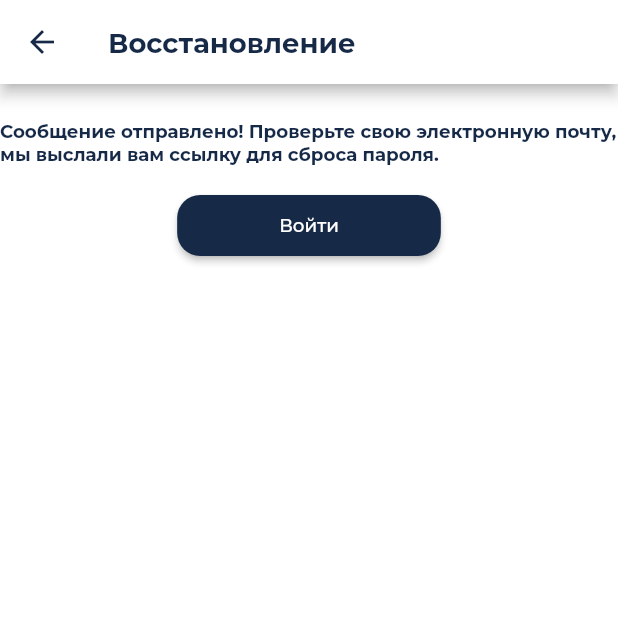
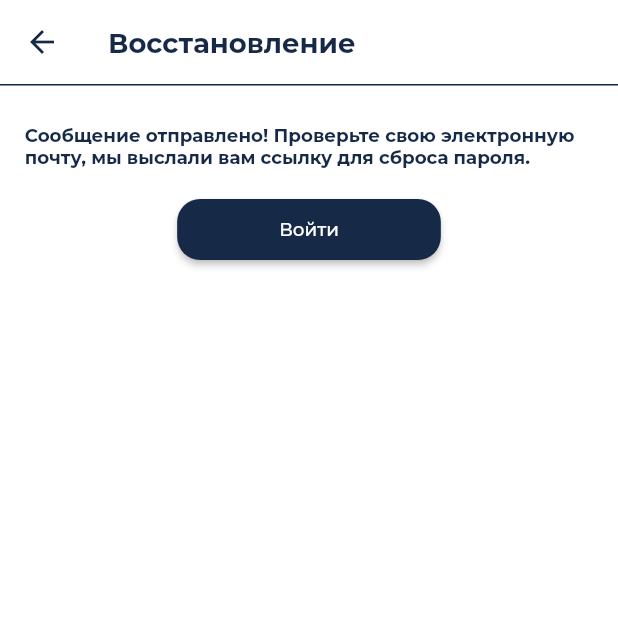
Before and after one commit to elyra1/Taski, a Flutter app: the SendedResetLinkPage screen opened directly, on a phone screen of 412 x 824 dp, the top half of it. Run offline on Flutter 3.47's test engine with Material 2 defaults, Android fonts, the phone set to English and light mode, and no system bars; our stand-ins replace auto_route, awesome_extensions, bloc, cloud_firestore, firebase_auth, firebase_core and 6 more; accounts and stored records are empty; project files that could hold a hidden picture were left out.

Commit message:
исправила недочёты страницы

```diff
--- a/lib/presentation/navigation/auto_router.dart
+++ b/lib/presentation/navigation/auto_router.dart
@@ -6,7 +6,7 @@ class AppRouter extends $AppRouter {
   @override
   List<AutoRoute> get routes => [
         AutoRoute(
-          page: SendedResetLinkPage.page,
+          page: ExamplePage.page,
           initial: true,
         ),
       ];
--- a/lib/presentation/pages/sended_reset_link/sended_reset_link_page.dart
+++ b/lib/presentation/pages/sended_reset_link/sended_reset_link_page.dart
@@ -1,6 +1,5 @@
-import 'dart:math';
-
 import 'package:auto_route/auto_route.dart';
+import 'package:awesome_extensions/awesome_extensions.dart';
 import 'package:flutter/material.dart';
 import 'package:flutter_bloc/flutter_bloc.dart';
 import 'package:flutter_screenutil/flutter_screenutil.dart';
@@ -33,34 +32,36 @@ class _SendedResetLinkPageState extends State<SendedResetLinkPage> {
       backgroundColor: Colors.white,
       appBar: AppBar(
         backgroundColor: Colors.white,
+        elevation: 0,
+        bottom: PreferredSize(
+          preferredSize: Size.fromHeight(1.h),
+          child: Container(
+            height: 1.h,
+            width: double.maxFinite,
+            color: AppColors.headblue,
+          ),
+        ),
         leading: IconButton(
-          icon: Icon(Icons.arrow_back),
+          icon: const Icon(Icons.arrow_back),
           onPressed: () {},
           color: AppColors.headblue,
         ),
-        title: Text('Восстановление',
+        title: Text(
+          'Восстановление',
           style: AppTextStyles.bold18,
         ),
       ),
-      body: Center(
-        child: Container(
-          width: 375.w,
-          height: 812.h,
-          decoration: BoxDecoration(
-            color: Colors.white,
-          ),
+      body: SingleChildScrollView(
+        padding: EdgeInsets.symmetric(horizontal: 15.w, vertical: 25.h),
         child: Column(
           mainAxisAlignment: MainAxisAlignment.start,
           children: [
-              Padding(
-                  padding: EdgeInsets.symmetric(vertical: 12.0)
-              ),
             Text(
               'Сообщение отправлено! Проверьте свою электронную почту, мы выслали вам ссылку для сброса пароля.',
               textAlign: TextAlign.start,
               style: AppTextStyles.semibold12,
             ),
-              SizedBox(height: 20),
+            20.h.heightBox,
             CustomButton(
               width: 160.w,
               height: 40.h,
@@ -71,7 +72,6 @@ class _SendedResetLinkPageState extends State<SendedResetLinkPage> {
           ],
         ),
       ),
-      ),
     );
   }
 }
```
Lines whose indentation alone changed are shown as unchanged.
